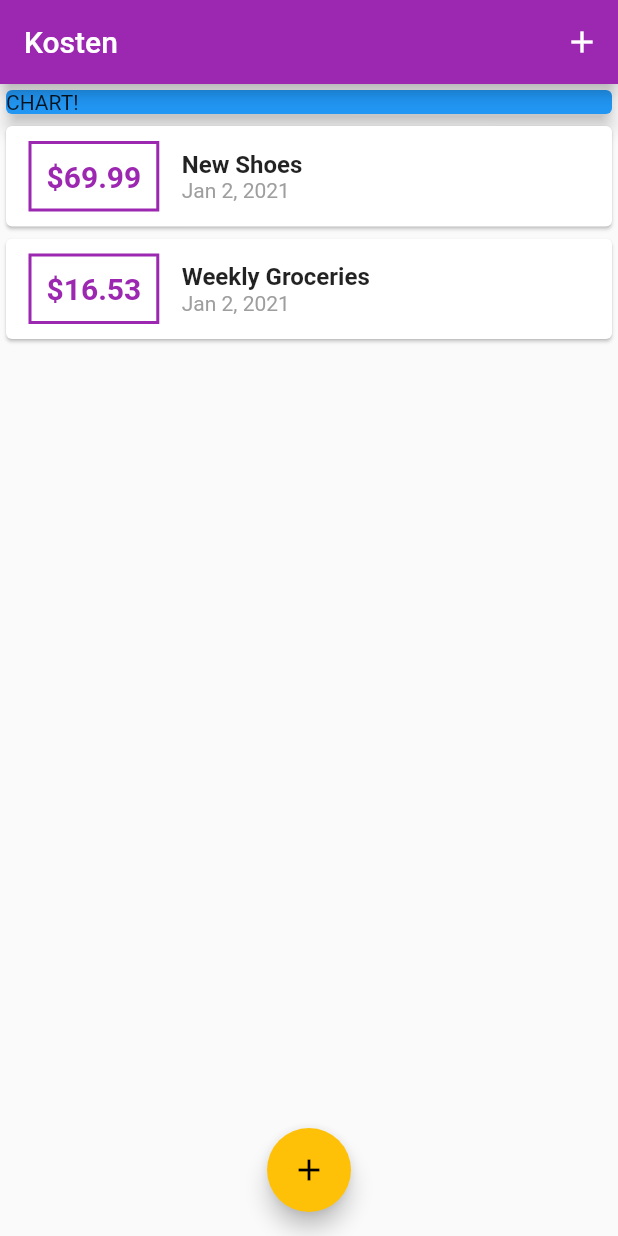
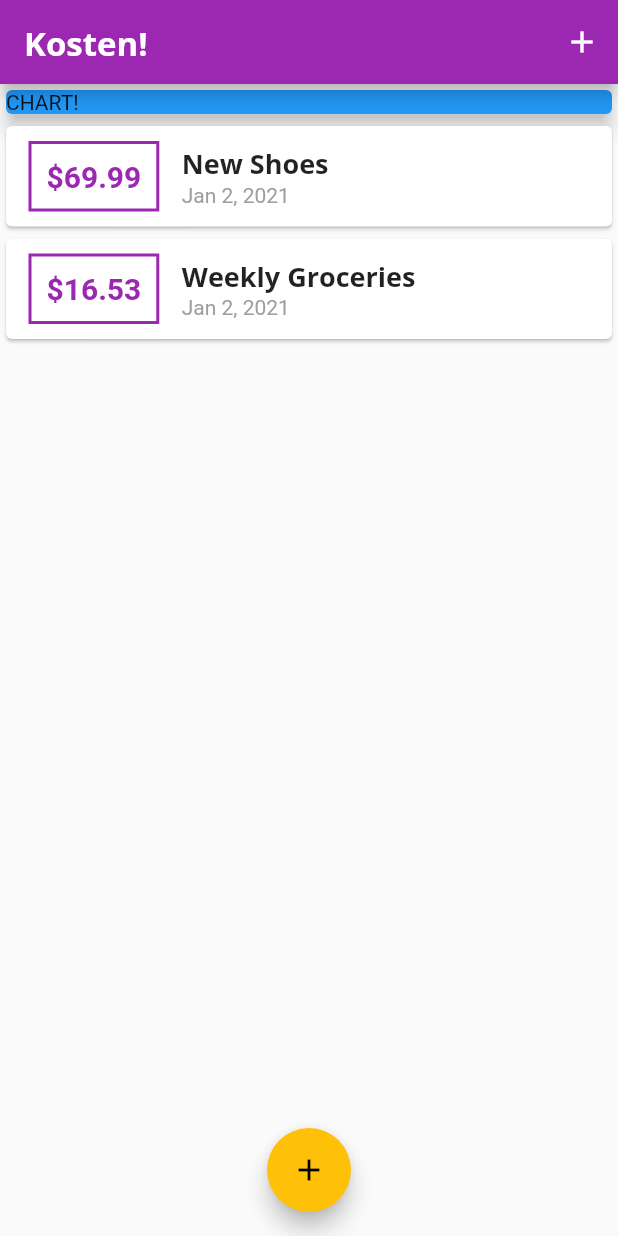
Before and after one commit to abluemer/flutter_kosten_app, a Flutter app: the screen it shows after launch, on a phone screen of 412 x 824 dp. Run offline on Flutter 3.47's test engine with Material 2 defaults, Android fonts, the phone set to English and light mode, and no system bars.

Commit message:
+themes and fonts

```diff
--- a/lib/main.dart
+++ b/lib/main.dart
@@ -11,9 +11,25 @@
   Widget build(BuildContext context) {
     return MaterialApp(
       theme: ThemeData(
-        primarySwatch: Colors.purple,
-        accentColor: Colors.amber,
-      ),
+          primarySwatch: Colors.purple,
+          accentColor: Colors.amber,
+          fontFamily: 'Quicksand',
+          textTheme: ThemeData.light().textTheme.copyWith(
+                headline6: TextStyle(
+                  fontFamily: 'OpenSans',
+                  fontWeight: FontWeight.bold,
+                  fontSize: 18,
+                ),
+              ),
+          appBarTheme: AppBarTheme(
+            textTheme: ThemeData.light().textTheme.copyWith(
+                  headline6: TextStyle(
+                    fontFamily: 'OpenSans',
+                    fontSize: 22,
+                    fontWeight: FontWeight.bold,
+                  ),
+                ),
+          )),
       title: 'Kosten',
       home: MyHomePage(),
     );
@@ -73,7 +89,10 @@
   Widget build(BuildContext context) {
     return Scaffold(
       appBar: AppBar(
-        title: Text('Kosten'),
+        title: Text(
+          'Kosten!',
+          style: TextStyle(color: Colors.white),
+        ),
         actions: <Widget>[
           IconButton(
             icon: Icon(Icons.add),
--- a/lib/widgets/transaction_list.dart
+++ b/lib/widgets/transaction_list.dart
@@ -41,13 +41,8 @@
                 Column(
                   crossAxisAlignment: CrossAxisAlignment.start,
                   children: <Widget>[
-                    Text(
-                      transactions[index].title,
-                      style: TextStyle(
-                        fontSize: 16,
-                        fontWeight: FontWeight.bold,
-                      ),
-                    ),
+                    Text(transactions[index].title,
+                        style: Theme.of(context).textTheme.headline6),
                     Text(
                       DateFormat.yMMMd().format(transactions[index].date),
                       style: TextStyle(
```
Also changed, not shown: pubspec.yaml (+11 -6 lines).
